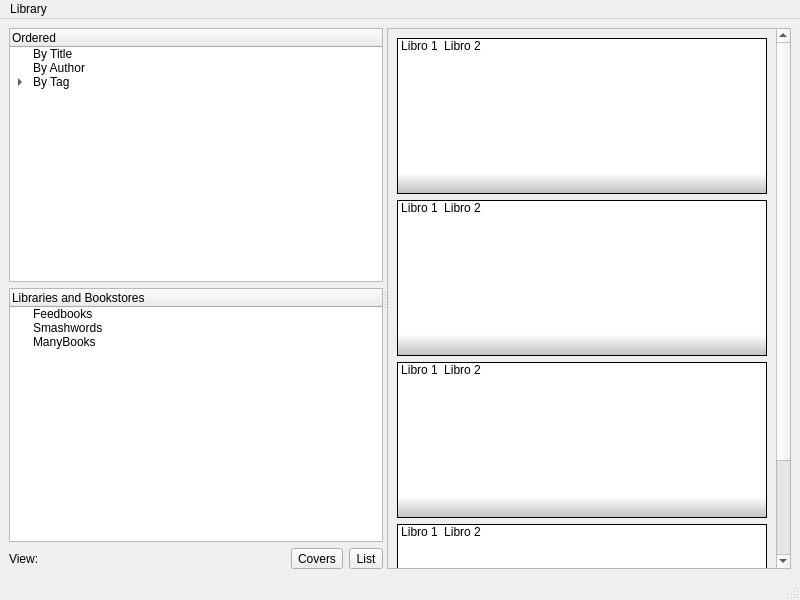
The window that src/main.ui (chrmorais/aranduka) describes before a commit, drawn with Qt 5.
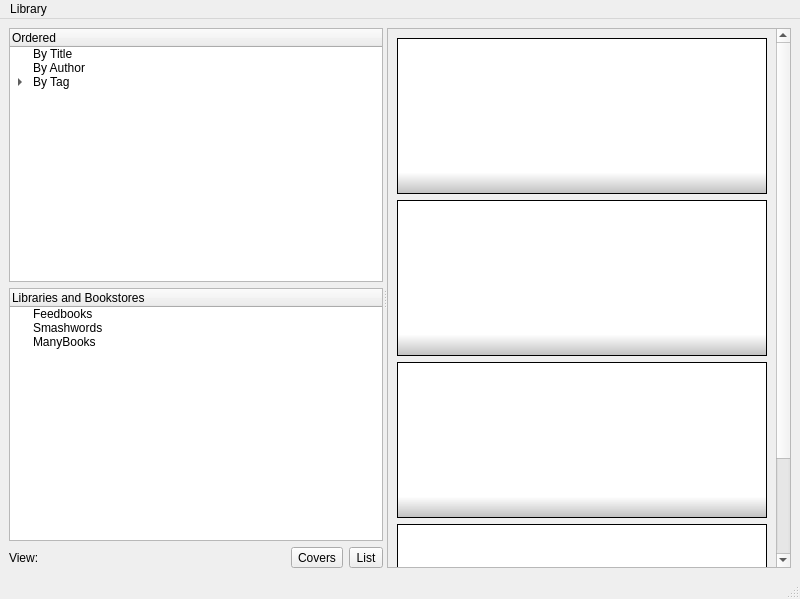
The same window after the commit. Icons and pictures are not drawn.

Commit message: Removed sample items

```diff
--- a/src/main.ui
+++ b/src/main.ui
@@ -7,7 +7,7 @@
     <x>0</x>
     <y>0</y>
     <width>800</width>
-    <height>600</height>
+    <height>599</height>
    </rect>
   </property>
   <property name="windowTitle">
@@ -141,7 +141,7 @@
            <property name="geometry">
             <rect>
              <x>0</x>
-             <y>0</y>
+             <y>-112</y>
              <width>382</width>
              <height>648</height>
             </rect>
@@ -173,24 +173,6 @@
               <property name="viewMode">
                <enum>QListView::IconMode</enum>
               </property>
-              <item>
-               <property name="text">
-                <string>Libro 1</string>
-               </property>
-               <property name="icon">
-                <iconset>
-                 <normaloff>tapa1.jpeg</normaloff>tapa1.jpeg</iconset>
-               </property>
-              </item>
-              <item>
-               <property name="text">
-                <string>Libro 2</string>
-               </property>
-               <property name="icon">
-                <iconset>
-                 <normaloff>tapa1.jpeg</normaloff>tapa1.jpeg</iconset>
-               </property>
-              </item>
              </widget>
             </item>
             <item>
@@ -219,24 +201,6 @@
               <property name="viewMode">
                <enum>QListView::IconMode</enum>
               </property>
-              <item>
-               <property name="text">
-                <string>Libro 1</string>
-               </property>
-               <property name="icon">
-                <iconset>
-                 <normaloff>tapa1.jpeg</normaloff>tapa1.jpeg</iconset>
-               </property>
-              </item>
-              <item>
-               <property name="text">
-                <string>Libro 2</string>
-               </property>
-               <property name="icon">
-                <iconset>
-                 <normaloff>tapa1.jpeg</normaloff>tapa1.jpeg</iconset>
-               </property>
-              </item>
              </widget>
             </item>
             <item>
@@ -265,24 +229,6 @@
               <property name="viewMode">
                <enum>QListView::IconMode</enum>
               </property>
-              <item>
-               <property name="text">
-                <string>Libro 1</string>
-               </property>
-               <property name="icon">
-                <iconset>
-                 <normaloff>tapa1.jpeg</normaloff>tapa1.jpeg</iconset>
-               </property>
-              </item>
-              <item>
-               <property name="text">
-                <string>Libro 2</string>
-               </property>
-               <property name="icon">
-                <iconset>
-                 <normaloff>tapa1.jpeg</normaloff>tapa1.jpeg</iconset>
-               </property>
-              </item>
              </widget>
             </item>
             <item>
@@ -311,24 +257,6 @@
               <property name="viewMode">
                <enum>QListView::IconMode</enum>
               </property>
-              <item>
-               <property name="text">
-                <string>Libro 1</string>
-               </property>
-               <property name="icon">
-                <iconset>
-                 <normaloff>tapa1.jpeg</normaloff>tapa1.jpeg</iconset>
-               </property>
-              </item>
-              <item>
-               <property name="text">
-                <string>Libro 2</string>
-               </property>
-               <property name="icon">
-                <iconset>
-                 <normaloff>tapa1.jpeg</normaloff>tapa1.jpeg</iconset>
-               </property>
-              </item>
              </widget>
             </item>
             <item>
```
